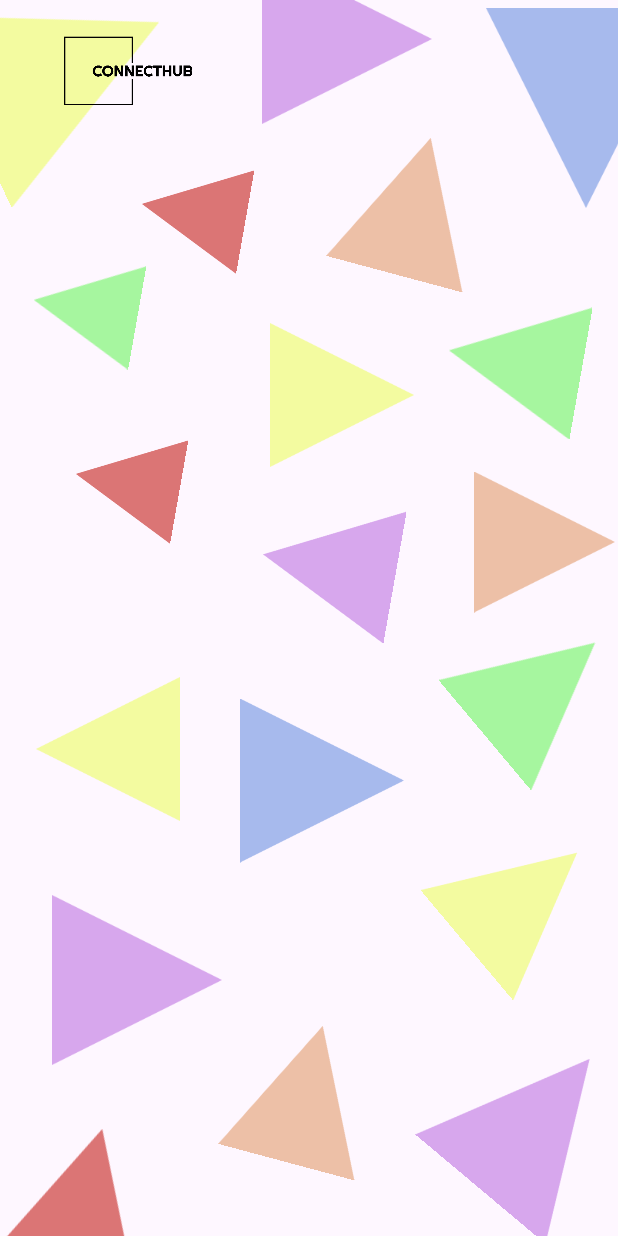
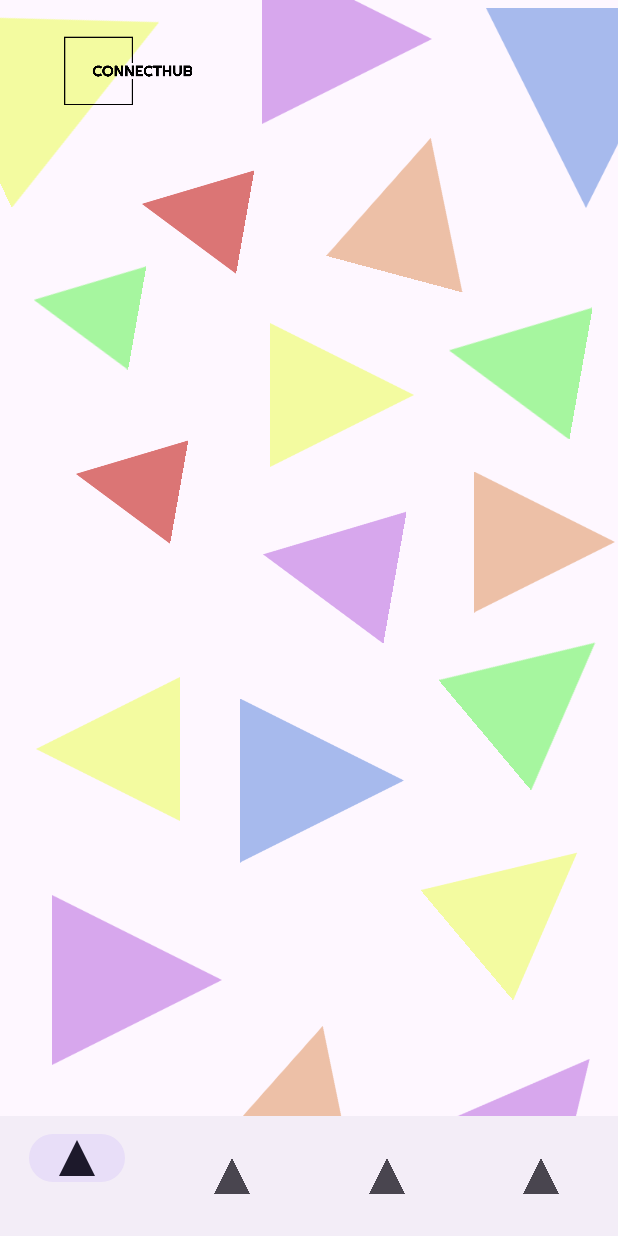
Before and after one commit to Gio-log/ConnectHub, an Android app: the Chat screen opened directly, with no data from a screen before it, on a phone screen of 412 x 824 dp. Run offline under Robolectric (Android 15) with nearby library versions, the phone set to English and light mode, and no system bars.

Commit message:
Added menu at the bottom of activities that will have it and placed arrows as placeholders for icons, currently it doesn't have any interactions

```diff
--- a/app/build.gradle.kts
+++ b/app/build.gradle.kts
@@ -42,6 +42,7 @@ dependencies {
     implementation(libs.material)
     implementation(libs.androidx.activity)
     implementation(libs.androidx.constraintlayout)
+    implementation("com.google.android.material:material:1.9.0")
     implementation("com.squareup.retrofit2:retrofit:2.9.0")
     implementation("com.squareup.retrofit2:converter-gson:2.9.0")
     testImplementation(libs.junit)
--- a/app/src/main/res/layout/activity_chat.xml
+++ b/app/src/main/res/layout/activity_chat.xml
@@ -6,6 +6,15 @@
     android:layout_width="match_parent"
     android:layout_height="match_parent"
     tools:context=".ui.Chat">
+
+    <com.google.android.material.bottomnavigation.BottomNavigationView
+        android:id="@+id/menu"
+        android:layout_width="0dp"
+        android:layout_height="wrap_content"
+        app:layout_constraintBottom_toBottomOf="parent"
+        app:layout_constraintEnd_toEndOf="parent"
+        app:layout_constraintStart_toStartOf="parent"
+        app:menu="@menu/bottom_nav_menu" />
 
     <ImageView
         android:id="@+id/imageView62"
--- /dev/null
+++ b/app/src/main/res/menu/bottom_nav_menu.xml
@@ -0,0 +1,19 @@
+<?xml version="1.0" encoding="utf-8"?>
+<menu xmlns:android="http://schemas.android.com/apk/res/android">
+    <item
+        android:id="@+id/nav_Main_menu"
+        android:icon="@drawable/arrow_up"
+        android:title="" />
+    <item
+        android:id="@+id/nav_Users"
+        android:icon="@drawable/arrow_up_blue"
+        android:title="" />
+    <item
+        android:id="@+id/nav_Chat"
+        android:icon="@drawable/arrow_up_violet"
+        android:title="" />
+    <item
+        android:id="@+id/nav_Settings"
+        android:icon="@drawable/arrow_up_red"
+        android:title="" />
+</menu>
```
Also changed, not shown: app/src/main/res/layout/activity_main_menu.xml (+9 -0 lines), app/src/main/res/layout/activity_user_edit.xml (+9 -0 lines).
